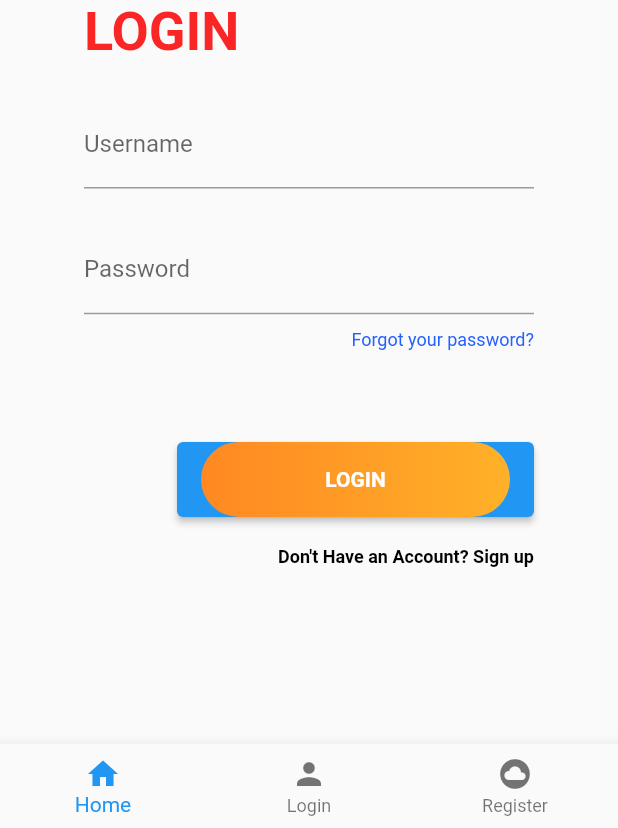
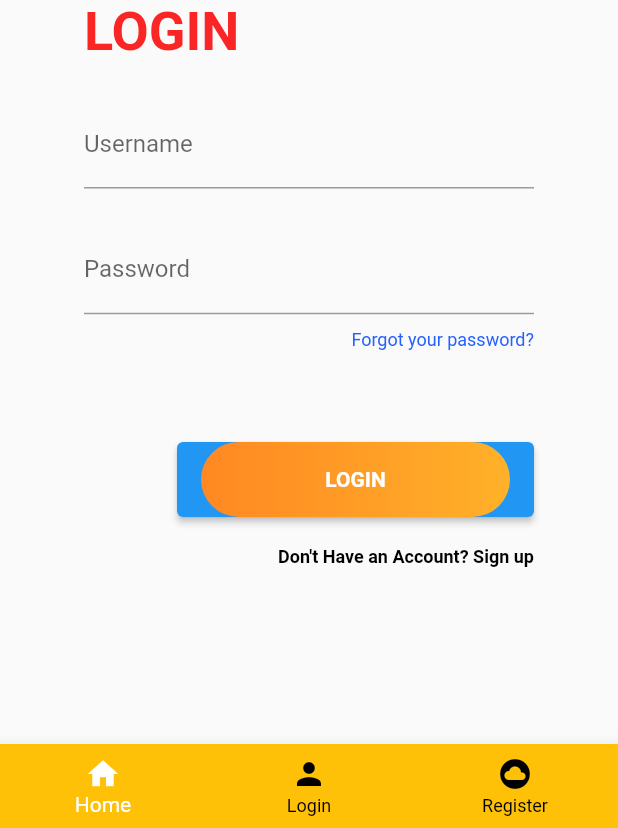
Before and after one commit to rakshya2001/FinalAssignment_Roomi, a Flutter app: the DashboardScreen screen opened directly, on a phone screen of 412 x 824 dp, the part 408-1236 px from its top. Run offline on Flutter 3.47's test engine with Material 2 defaults, Android fonts, the phone set to English and light mode, and no system bars.

Commit message:
dashboard finished

```diff
--- a/roomandu/lib/Screen/screeen/dashboard_screen.dart
+++ b/roomandu/lib/Screen/screeen/dashboard_screen.dart
@@ -10,13 +10,9 @@ class DashboardScreen extends StatefulWidget {
 }
 
 class _DashboardScreenState extends State<DashboardScreen> {
-  final int _selectIndex=0;
+  int _selectIndex = 0;
 
-  List<Widget> lstBottomScreen=[
-    const LoginScreen(),
-    RegisterScreen()
-
-  ];
+  List<Widget> lstBottomScreen = [const LoginScreen(), RegisterScreen()];
   @override
   Widget build(BuildContext context) {
     return Scaffold(
@@ -29,17 +25,25 @@ class _DashboardScreenState extends State<DashboardScreen> {
           BottomNavigationBarItem(
             icon: Icon(Icons.home),
             label: 'Home',
-            ),
-            BottomNavigationBarItem(
+          ),
+          BottomNavigationBarItem(
             icon: Icon(Icons.person),
             label: 'Login',
-            ),
-            BottomNavigationBarItem(
+          ),
+          BottomNavigationBarItem(
             icon: Icon(Icons.cloud_circle),
             label: 'Register',
-            ),
+          ),
         ],
-
+        backgroundColor: Colors.amber,
+        selectedItemColor: Colors.white,
+        unselectedItemColor: Colors.black,
+        currentIndex: _selectIndex,
+        onTap: (index) {
+          setState(() {
+            _selectIndex = index;
+          });
+        },
       ),
     );
   }
```
